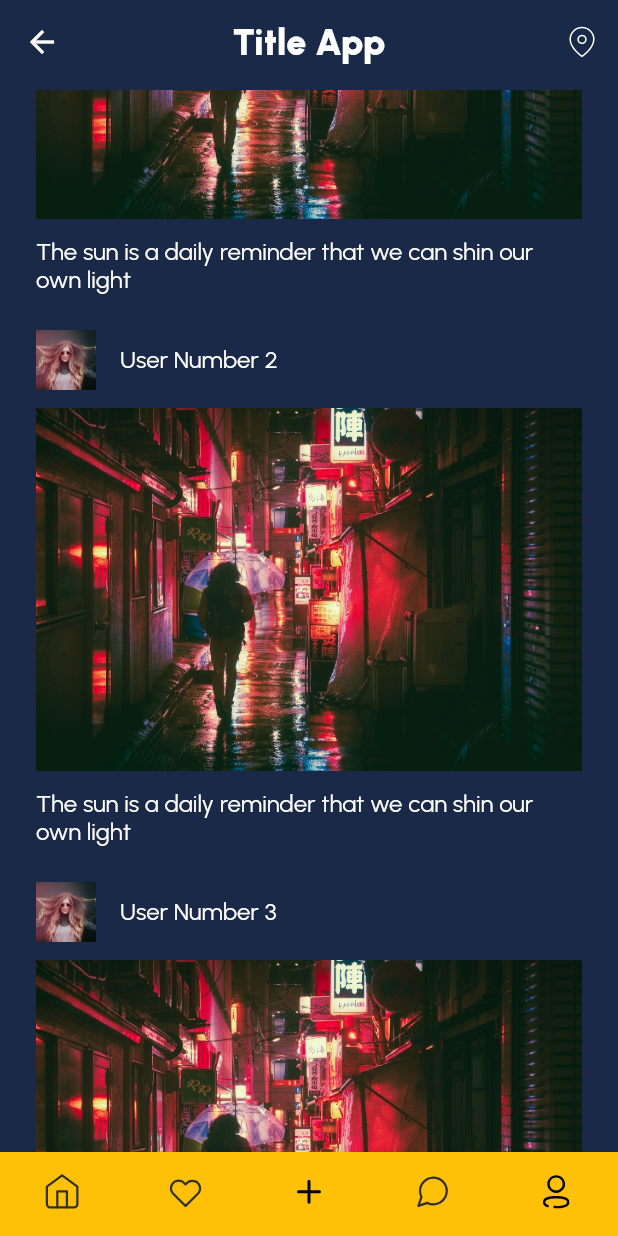
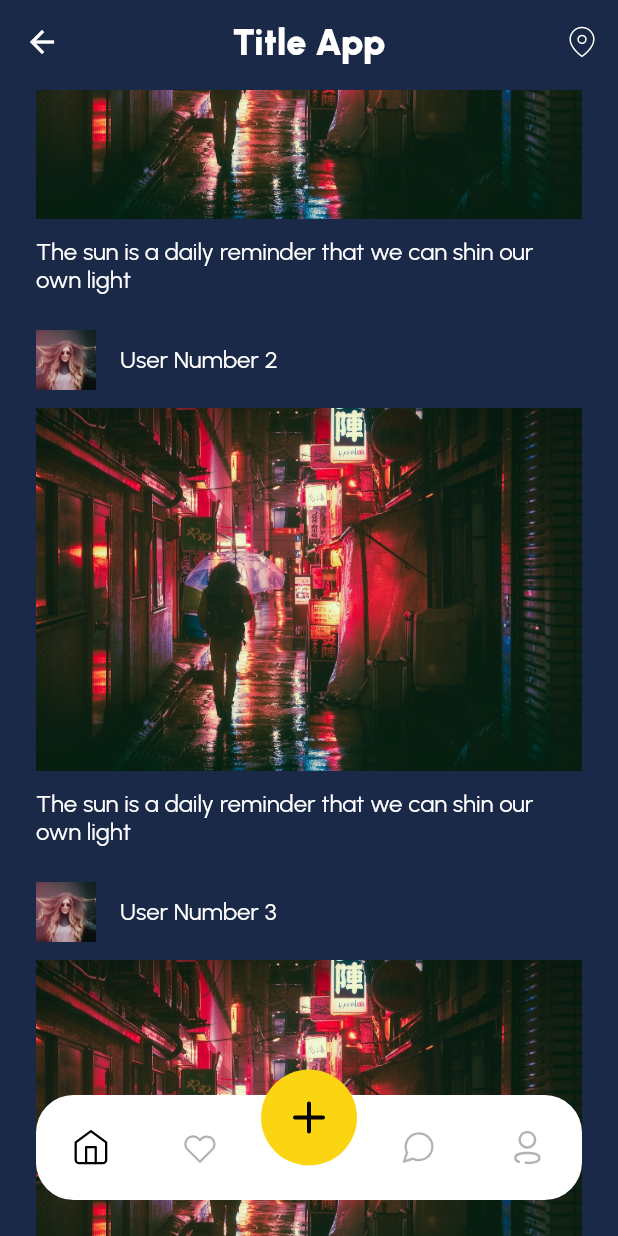
Before and after one commit to HumaCode/Course-App-Flutter-, a Flutter app: the MainPage screen opened by its route, scrolled down 576 dp, on a phone screen of 412 x 824 dp. Run offline on Flutter 3.47's test engine with Material 2 defaults, Android fonts, the phone set to English and light mode, and no system bars; our stand-ins replace flutter_svg; project files that could hold a hidden picture were left out.

Commit message:
custome bottom navigation bar part 2

```diff
--- /dev/null
+++ b/lib/components/bottom_navigation_item.dart
@@ -0,0 +1,30 @@
+import 'package:course_app_flutter/pages/main_page.dart';
+import 'package:flutter/material.dart';
+import 'package:flutter_svg/flutter_svg.dart';
+
+class BottomNavigationItem extends StatelessWidget {
+  const BottomNavigationItem(
+      {super.key,
+      required this.onPressed,
+      required this.icon,
+      required this.current,
+      required this.name});
+  final VoidCallback onPressed;
+  final String icon;
+  final Menus current;
+  final Menus name;
+
+  @override
+  Widget build(BuildContext context) {
+    return IconButton(
+      onPressed: onPressed,
+      icon: SvgPicture.asset(
+        icon,
+        colorFilter: ColorFilter.mode(
+          current == name ? Colors.black : Colors.black.withOpacity(0.3),
+          BlendMode.srcIn,
+        ),
+      ),
+    );
+  }
+}
--- a/lib/pages/main_page.dart
+++ b/lib/pages/main_page.dart
@@ -1,7 +1,9 @@
+import 'package:course_app_flutter/components/bottom_navigation_item.dart';
 import 'package:course_app_flutter/config/app_icon.dart';
 import 'package:course_app_flutter/config/app_strings.dart';
 import 'package:course_app_flutter/pages/home_page.dart';
 import 'package:course_app_flutter/pages/profile_page.dart';
+import 'package:course_app_flutter/styles/app_color.dart';
 import 'package:flutter/material.dart';
 import 'package:flutter_svg/flutter_svg.dart';
 
@@ -13,47 +15,21 @@
 }
 
 class _MainPageState extends State<MainPage> {
-  int currentIndex = 0;
+  Menus currentIndex = Menus.home;
 
   @override
   Widget build(BuildContext context) {
     return Scaffold(
-      body: pages[currentIndex],
-      bottomNavigationBar: BottomNavigationBar(
-        items: [
-          BottomNavigationBarItem(
-            icon: SvgPicture.asset(AppIcons.icHome),
-            label: 'Home',
-          ),
-          BottomNavigationBarItem(
-            icon: SvgPicture.asset(AppIcons.icFavorite),
-            label: 'Favorite',
-          ),
-          BottomNavigationBarItem(
-            icon: SvgPicture.asset(AppIcons.icAdd),
-            label: 'Add',
-          ),
-          BottomNavigationBarItem(
-            icon: SvgPicture.asset(AppIcons.icMessage),
-            label: 'Messages',
-          ),
-          BottomNavigationBarItem(
-            icon: SvgPicture.asset(AppIcons.icUser),
-            label: 'User',
-          ),
-        ],
-        currentIndex: currentIndex,
-        onTap: (index) {
-          setState(() {
-            currentIndex = index;
-          });
-        },
-        showSelectedLabels: false,
-        showUnselectedLabels: false,
-        backgroundColor: Colors.amber,
-        type: BottomNavigationBarType.fixed,
-      ),
-    );
+        extendBody: true,
+        body: pages[currentIndex.index],
+        bottomNavigationBar: MyBottomNavigation(
+          currentIndex: currentIndex,
+          onTap: (value) {
+            setState(() {
+              currentIndex = value;
+            });
+          },
+        ));
   }
 
   final pages = [
@@ -70,3 +46,100 @@
     const ProfilePage()
   ];
 }
+
+enum Menus {
+  home,
+  favorite,
+  add,
+  message,
+  user,
+}
+
+class MyBottomNavigation extends StatelessWidget {
+  const MyBottomNavigation(
+      {super.key, required this.currentIndex, required this.onTap});
+
+  final Menus currentIndex;
+  final ValueChanged<Menus> onTap;
+
+  @override
+  Widget build(BuildContext context) {
+    return Container(
+      height: 87,
+      margin: const EdgeInsets.all(24),
+      child: Stack(
+        children: [
+          Positioned(
+            left: 0,
+            right: 0,
+            top: 17,
+            child: Container(
+              height: 70,
+              decoration: const BoxDecoration(
+                color: Colors.white,
+                borderRadius: BorderRadius.all(
+                  Radius.circular(25),
+                ),
+              ),
+              child: Row(
+                children: [
+                  Expanded(
+                    child: BottomNavigationItem(
+                      onPressed: () => onTap(Menus.home),
+                      icon: AppIcons.icHome,
+                      current: currentIndex,
+                      name: Menus.home,
+                    ),
+                  ),
+                  Expanded(
+                    child: BottomNavigationItem(
+                      onPressed: () => onTap(Menus.favorite),
+                      icon: AppIcons.icFavorite,
+                      current: currentIndex,
+                      name: Menus.favorite,
+                    ),
+                  ),
+                  const Spacer(),
+                  Expanded(
+                    child: BottomNavigationItem(
+                      onPressed: () => onTap(Menus.message),
+                      icon: AppIcons.icMessage,
+                      current: currentIndex,
+                      name: Menus.message,
+                    ),
+                  ),
+                  Expanded(
+                    child: BottomNavigationItem(
+                      onPressed: () => onTap(Menus.user),
+                      icon: AppIcons.icUser,
+                      current: currentIndex,
+                      name: Menus.user,
+                    ),
+                  ),
+                ],
+              ),
+            ),
+          ),
+          Positioned(
+            left: 0,
+            right: 0,
+            top: 0,
+            child: GestureDetector(
+              onTap: () => onTap(Menus.add),
+              child: Container(
+                width: 64,
+                height: 64,
+                padding: const EdgeInsets.all(16),
+                decoration: const BoxDecoration(
+                  color: AppColors.primary,
+                  shape: BoxShape.circle,
+                ),
+                child: SvgPicture.asset(AppIcons.icAdd),
+              ),
+            ),
+          ),
+        ],
+      ),
+    );
+  }
+}
```
